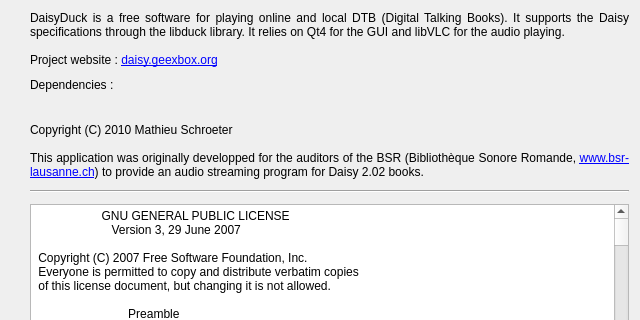
Above: src/dialogAbout.ui from Skywalker13/DaisyDuck before the change; both pictures show x 0 to 640 and y 0 to 320 of the 640 by 550 pixel window. Below: the same form after it.
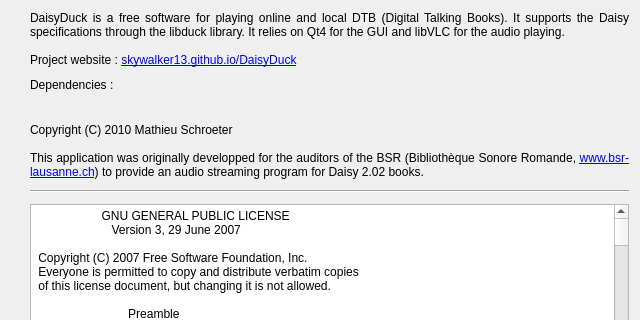
That is the form after the change. Icons and pictures are not drawn.

Commit message: Update website URL + cosmetics

What changed in the file:
```diff
--- a/src/dialogAbout.ui
+++ b/src/dialogAbout.ui
@@ -45,7 +45,7 @@
    <item row="0" column="1">
     <widget class="QLabel" name="label">
      <property name="text">
-      <string>DaisyDuck is a free software for playing online and local DTB (Digital Talking Books). It supports the Daisy specifications through the libduck library. It relies on Qt4 for the GUI and libVLC for the audio playing.&lt;br/&gt;&lt;br/&gt;Project website : &lt;a href=&quot;http://daisy.geexbox.org&quot;&gt;daisy.geexbox.org&lt;/a&gt; </string>
+      <string>DaisyDuck is a free software for playing online and local DTB (Digital Talking Books). It supports the Daisy specifications through the libduck library. It relies on Qt4 for the GUI and libVLC for the audio playing.&lt;br/&gt;&lt;br/&gt;Project website : &lt;a href=&quot;https://skywalker13.github.io/DaisyDuck/&quot;&gt;skywalker13.github.io/DaisyDuck&lt;/a&gt; </string>
      </property>
      <property name="textFormat">
       <enum>Qt::RichText</enum>
```
The commit also changes 17 other files.
